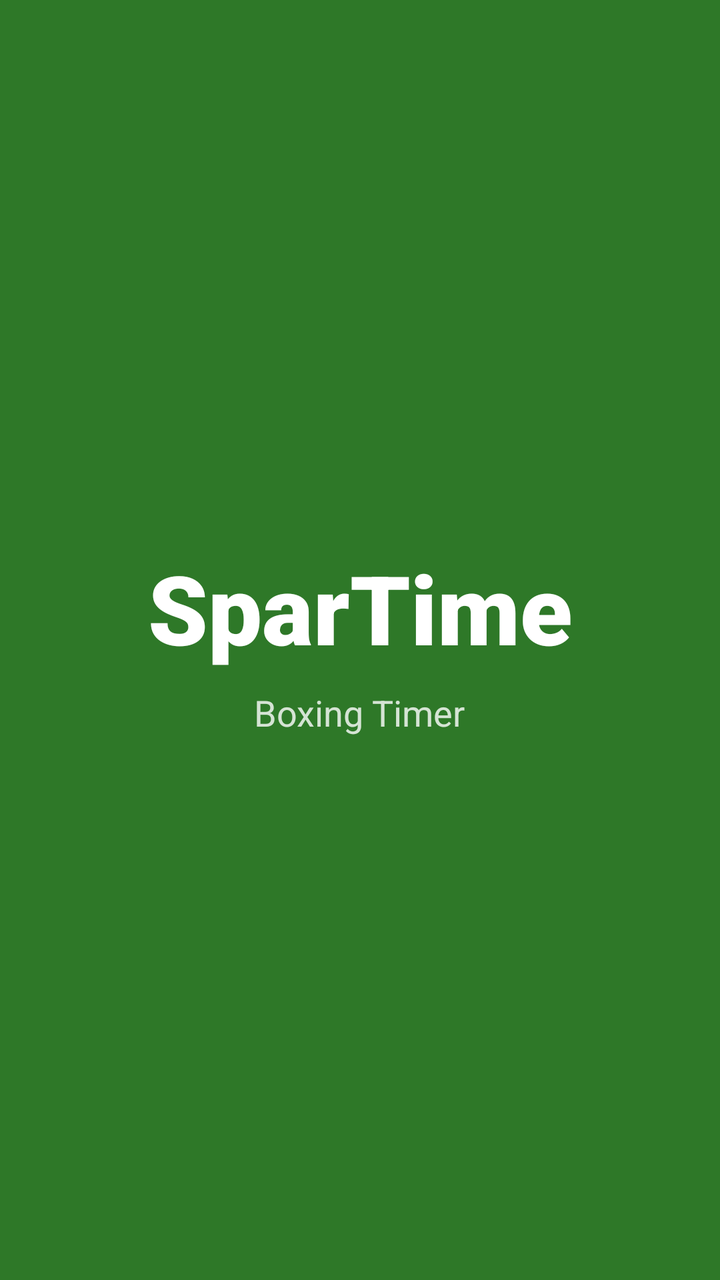
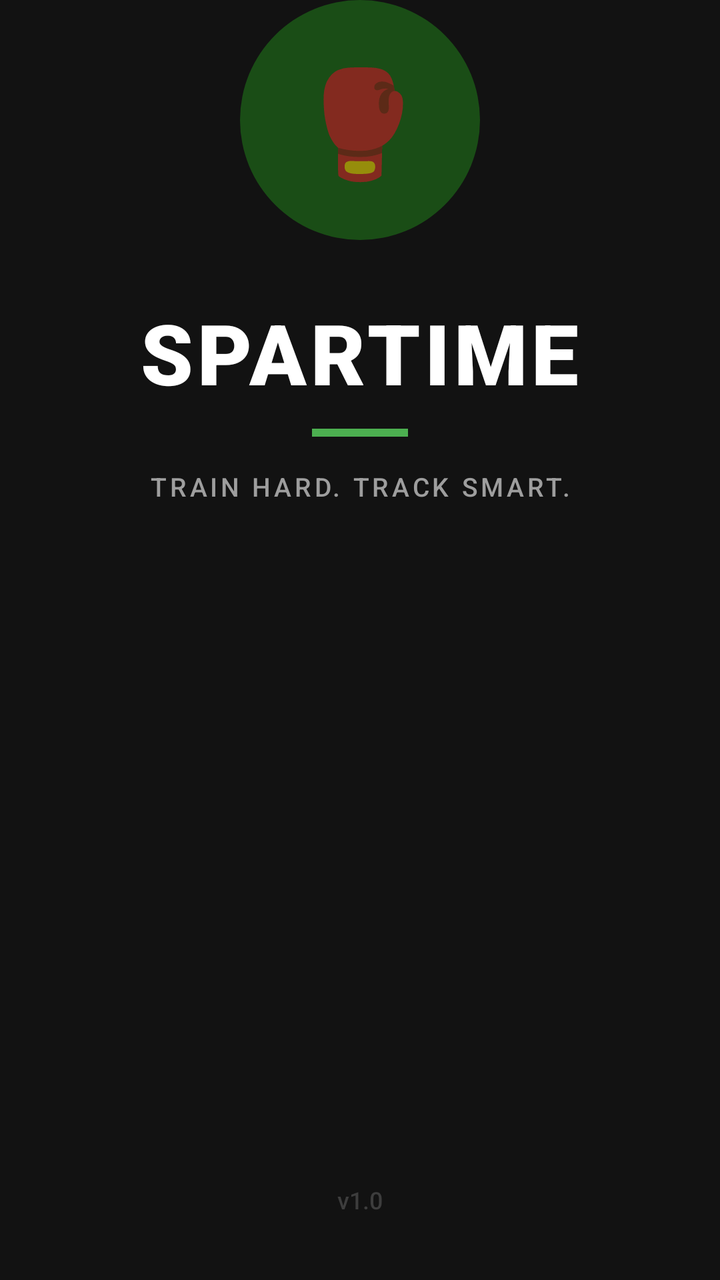

Screens rendered from an Android XML layout before and after an edit, with the pre-edit source and the edit as a unified diff.
<!-- AndroidManifest.xml: application theme Theme.SparTime -->
<!-- res/layout/splash_screen.xml -->
<?xml version="1.0" encoding="utf-8"?>
<LinearLayout
    xmlns:android="http://schemas.android.com/apk/res/android"
    android:layout_width="match_parent"
    android:layout_height="match_parent"
    android:orientation="vertical"
    android:gravity="center"
    android:background="@color/primary_green">

    <TextView
        android:layout_width="wrap_content"
        android:layout_height="wrap_content"
        android:text="SparTime"
        android:textColor="@color/white"
        android:textSize="48sp"
        android:fontFamily="sans-serif-black" />

    <TextView
        android:layout_width="wrap_content"
        android:layout_height="wrap_content"
        android:text="Boxing Timer"
        android:textColor="@color/white"
        android:textSize="18sp"
        android:layout_marginTop="8dp"
        android:alpha="0.8" />

</LinearLayout>
<!-- resources referenced by this layout -->
<resources>
  <color name="primary_green">#2E7828</color>
  <color name="white">#FFFFFFFF</color>
  <style name="Theme.SparTime" parent="Theme.MaterialComponents.DayNight.DarkActionBar">
          
          <item name="colorPrimary">#782E2E</item>
          <item name="colorPrimaryVariant">#782E2E</item>
          <item name="colorOnPrimary">@color/white</item>
          
          <item name="colorSecondary">@color/teal_200</item>
          <item name="colorSecondaryVariant">@color/teal_700</item>
          <item name="colorOnSecondary">@color/black</item>
          
          <item name="android:statusBarColor" tools:targetApi="l">?attr/colorPrimaryVariant</item>
          
      </style>
  <color name="teal_200">#FF03DAC5</color>
  <color name="teal_700">#FF018786</color>
  <color name="black">#FF000000</color>
</resources>

<!-- the commit's change to res/layout/splash_screen.xml (unified diff, before → after) -->
@@ -1,27 +1,85 @@
 <?xml version="1.0" encoding="utf-8"?>
-<LinearLayout
+<androidx.constraintlayout.widget.ConstraintLayout
     xmlns:android="http://schemas.android.com/apk/res/android"
+    xmlns:app="http://schemas.android.com/apk/res-auto"
     android:layout_width="match_parent"
     android:layout_height="match_parent"
-    android:orientation="vertical"
-    android:gravity="center"
-    android:background="@color/primary_green">
+    android:background="@color/background_primary">
 
+    
+    <FrameLayout
+        android:id="@+id/iconCircle"
+        android:layout_width="120dp"
+        android:layout_height="120dp"
+        android:background="@drawable/circle_green"
+        app:layout_constraintBottom_toTopOf="@id/appName"
+        app:layout_constraintEnd_toEndOf="parent"
+        app:layout_constraintStart_toStartOf="parent"
+        app:layout_constraintTop_toTopOf="parent"
+        app:layout_constraintVertical_chainStyle="packed"
+        app:layout_constraintVertical_bias="0.42">
+
+        <TextView
+            android:layout_width="wrap_content"
+            android:layout_height="wrap_content"
+            android:layout_gravity="center"
+            android:text="🥊"
+            android:textSize="52sp" />
+
+    </FrameLayout>
+
+    
+    <TextView
+        android:id="@+id/appName"
+        android:layout_width="wrap_content"
+        android:layout_height="wrap_content"
+        android:layout_marginTop="28dp"
+        android:fontFamily="sans-serif-black"
+        android:letterSpacing="0.05"
+        android:text="SPARTIME"
+        android:textColor="@color/white"
+        android:textSize="42sp"
+        app:layout_constraintEnd_toEndOf="parent"
+        app:layout_constraintStart_toStartOf="parent"
+        app:layout_constraintTop_toBottomOf="@id/iconCircle" />
+
+    
+    <View
+        android:id="@+id/accentLine"
+        android:layout_width="48dp"
+        android:layout_height="4dp"
+        android:layout_marginTop="10dp"
+        android:background="@color/timer_active"
+        app:layout_constraintEnd_toEndOf="parent"
+        app:layout_constraintStart_toStartOf="parent"
+        app:layout_constraintTop_toBottomOf="@id/appName" />
+
+    
+    <TextView
+        android:id="@+id/tagline"
+        android:layout_width="wrap_content"
+        android:layout_height="wrap_content"
+        android:layout_marginTop="16dp"
+        android:fontFamily="sans-serif-medium"
+        android:letterSpacing="0.12"
+        android:text="TRAIN HARD. TRACK SMART."
+        android:textColor="@color/gray_medium"
+        android:textSize="13sp"
+        app:layout_constraintEnd_toEndOf="parent"
+        app:layout_constraintStart_toStartOf="parent"
+        app:layout_constraintTop_toBottomOf="@id/accentLine" />
+
+    
     <TextView
         android:layout_width="wrap_content"
         android:layout_height="wrap_content"
-        android:text="SparTime"
-        android:textColor="@color/white"
-        android:textSize="48sp"
-        android:fontFamily="sans-serif-black" />
+        android:layout_marginBottom="32dp"
+        android:fontFamily="sans-serif-medium"
+        android:text="v1.0"
+        android:textColor="#3D3D3D"
+        android:textSize="12sp"
+        app:layout_constraintBottom_toBottomOf="parent"
+        app:layout_constraintEnd_toEndOf="parent"
+        app:layout_constraintStart_toStartOf="parent" />
 
-    <TextView
-        android:layout_width="wrap_content"
-        android:layout_height="wrap_content"
-        android:text="Boxing Timer"
-        android:textColor="@color/white"
-        android:textSize="18sp"
-        android:layout_marginTop="8dp"
-        android:alpha="0.8" />
-
-</LinearLayout>
+</androidx.constraintlayout.widget.ConstraintLayout>
<!-- resource entries referenced after the edit -->
@@ -1,22 +1,27 @@
 <!-- resources referenced by this layout -->
 <resources>
-  <color name="primary_green">#2E7828</color>
+  <color name="background_primary">#121212</color>
+  <color name="gray_medium">#9E9E9E</color>
+  <color name="timer_active">#4CAF50</color>
   <color name="white">#FFFFFFFF</color>
-  <style name="Theme.SparTime" parent="Theme.MaterialComponents.DayNight.DarkActionBar">
-          
-          <item name="colorPrimary">#782E2E</item>
-          <item name="colorPrimaryVariant">#782E2E</item>
+  <!-- drawable circle_green (drawable) -->
+  <?xml version="1.0" encoding="utf-8"?>
+  <shape xmlns:android="http://schemas.android.com/apk/res/android"
+      android:shape="oval">
+      <solid android:color="#1A4D16" />
+  </shape>
+  <style name="Theme.SparTime" parent="Theme.MaterialComponents.DayNight.NoActionBar">
+          <item name="colorPrimary">@color/timer_active</item>
+          <item name="colorPrimaryVariant">@color/primary_green_dark</item>
           <item name="colorOnPrimary">@color/white</item>
-          
-          <item name="colorSecondary">@color/teal_200</item>
-          <item name="colorSecondaryVariant">@color/teal_700</item>
-          <item name="colorOnSecondary">@color/black</item>
-          
-          <item name="android:statusBarColor" tools:targetApi="l">?attr/colorPrimaryVariant</item>
-          
+          <item name="colorSecondary">@color/accent_orange</item>
+          <item name="colorOnSecondary">@color/white</item>
+          <item name="android:windowBackground">@color/background_primary</item>
+          <item name="android:statusBarColor">@color/background_primary</item>
+          <item name="android:navigationBarColor">@color/background_primary</item>
+          <item name="android:windowLightStatusBar" tools:targetApi="m">false</item>
       </style>
-  <color name="teal_200">#FF03DAC5</color>
-  <color name="teal_700">#FF018786</color>
-  <color name="black">#FF000000</color>
+  <color name="primary_green_dark">#1A4D16</color>
+  <color name="accent_orange">#FF6F00</color>
 </resources>
 
